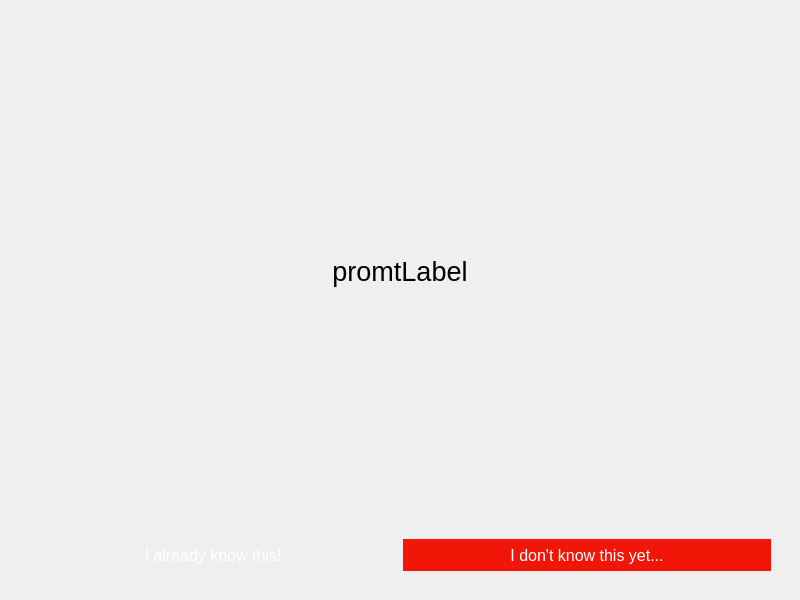
Above: Source/test.ui from duy0503/Flashcards-App-in-Qt before the change. Below: the same form after it.
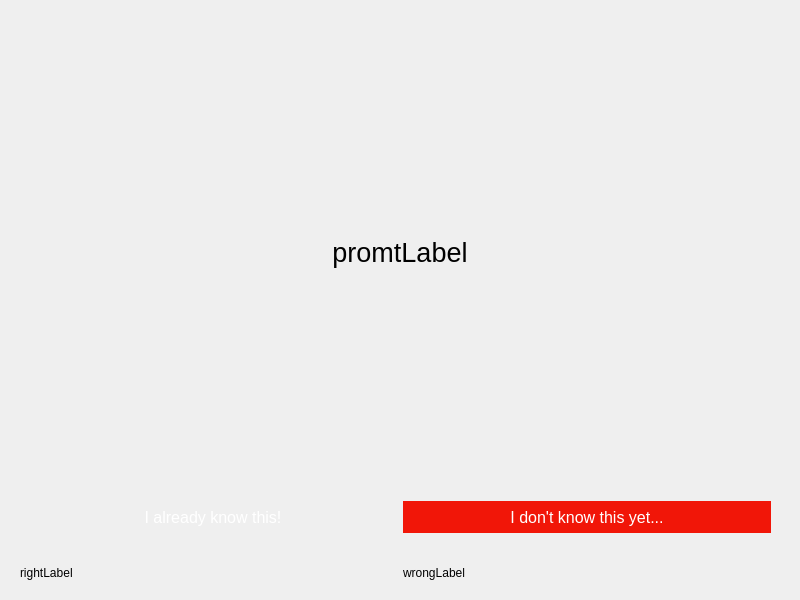
That is the form after the change.

Commit message: Added score at bottom. Fixed a bug where the last score will remain after a new test is started. TODO: format score labels.

```diff
--- a/Source/test.ui
+++ b/Source/test.ui
@@ -14,7 +14,7 @@
    </rect>
   </property>
   <property name="sizePolicy">
-   <sizepolicy hsizetype="Preferred" vsizetype="Preferred">
+   <sizepolicy hsizetype="Expanding" vsizetype="Preferred">
     <horstretch>0</horstretch>
     <verstretch>0</verstretch>
    </sizepolicy>
@@ -39,7 +39,37 @@
     <number>9</number>
    </property>
    <item row="0" column="0">
+    <widget class="QWidget" name="topWidget" native="true">
+     <property name="sizePolicy">
+      <sizepolicy hsizetype="Preferred" vsizetype="Expanding">
+       <horstretch>0</horstretch>
+       <verstretch>0</verstretch>
+      </sizepolicy>
+     </property>
+     <layout class="QGridLayout" name="gridLayout_2">
+      <property name="leftMargin">
+       <number>0</number>
+      </property>
+      <property name="topMargin">
+       <number>0</number>
+      </property>
+      <property name="rightMargin">
+       <number>0</number>
+      </property>
+      <property name="bottomMargin">
+       <number>0</number>
+      </property>
+      <property name="spacing">
+       <number>0</number>
+      </property>
+      <item row="0" column="0">
     <widget class="QWidget" name="cardWidget" native="true">
+        <property name="sizePolicy">
+         <sizepolicy hsizetype="Expanding" vsizetype="MinimumExpanding">
+          <horstretch>0</horstretch>
+          <verstretch>0</verstretch>
+         </sizepolicy>
+        </property>
      <property name="styleSheet">
       <string notr="true"/>
      </property>
@@ -146,6 +176,61 @@
           </widget>
          </item>
         </layout>
+          </widget>
+         </item>
+        </layout>
+       </widget>
+      </item>
+     </layout>
+     <zorder>cardWidget</zorder>
+     <zorder>cardWidget</zorder>
+    </widget>
+   </item>
+   <item row="1" column="0">
+    <widget class="QWidget" name="scoreWidget" native="true">
+     <property name="sizePolicy">
+      <sizepolicy hsizetype="Expanding" vsizetype="Maximum">
+       <horstretch>0</horstretch>
+       <verstretch>0</verstretch>
+      </sizepolicy>
+     </property>
+     <property name="maximumSize">
+      <size>
+       <width>16777215</width>
+       <height>50</height>
+      </size>
+     </property>
+     <layout class="QHBoxLayout" name="horizontalLayout_2">
+      <item>
+       <widget class="QLabel" name="rightLabel">
+        <property name="sizePolicy">
+         <sizepolicy hsizetype="Expanding" vsizetype="Expanding">
+          <horstretch>0</horstretch>
+          <verstretch>0</verstretch>
+         </sizepolicy>
+        </property>
+        <property name="maximumSize">
+         <size>
+          <width>16777215</width>
+          <height>50</height>
+         </size>
+        </property>
+        <property name="text">
+         <string>rightLabel</string>
+        </property>
+       </widget>
+      </item>
+      <item>
+       <widget class="QLabel" name="wrongLabel">
+        <property name="sizePolicy">
+         <sizepolicy hsizetype="Expanding" vsizetype="Preferred">
+          <horstretch>0</horstretch>
+          <verstretch>0</verstretch>
+         </sizepolicy>
+        </property>
+        <property name="text">
+         <string>wrongLabel</string>
+        </property>
        </widget>
       </item>
      </layout>
```
Lines whose indentation alone changed are shown as unchanged. The commit also changes 3 other files.
